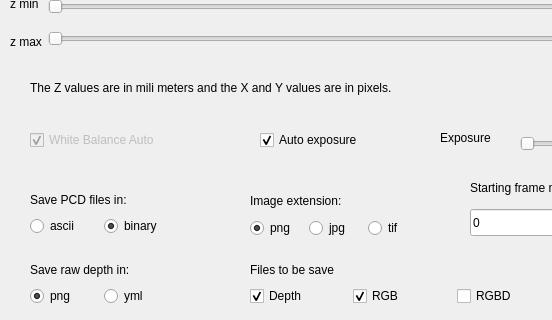
cvlabbonn/tools_openni2, file ui/sliders.ui: the form before one commit; both pictures show x 0 to 552 and y 171 to 491 of the 1047 by 491 pixel window.
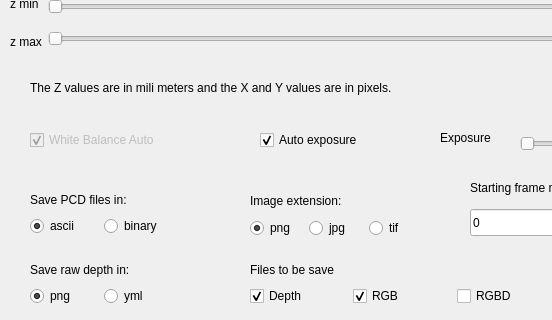
The form after the commit.

Commit message: remove command line options and stay only with the qt gui

Patch:
```diff
--- a/ui/sliders.ui
+++ b/ui/sliders.ui
@@ -469,7 +469,7 @@
     <string>3</string>
    </property>
   </widget>
-  <widget class="QWidget" name="">
+  <widget class="QWidget" name="layoutWidget">
    <property name="geometry">
     <rect>
      <x>250</x>
@@ -538,7 +538,7 @@
     </item>
    </layout>
   </widget>
-  <widget class="QWidget" name="">
+  <widget class="QWidget" name="layoutWidget">
    <property name="geometry">
     <rect>
      <x>30</x>
@@ -574,7 +574,7 @@
     </item>
    </layout>
   </widget>
-  <widget class="QWidget" name="">
+  <widget class="QWidget" name="layoutWidget">
    <property name="geometry">
     <rect>
      <x>30</x>
@@ -597,7 +597,7 @@
        <string>ascii</string>
       </property>
       <property name="checked">
-       <bool>false</bool>
+       <bool>true</bool>
       </property>
       <attribute name="buttonGroup">
        <string notr="true">buttonGroup</string>
@@ -610,7 +610,7 @@
        <string>binary</string>
       </property>
       <property name="checked">
-       <bool>true</bool>
+       <bool>false</bool>
       </property>
       <attribute name="buttonGroup">
        <string notr="true">buttonGroup</string>
@@ -619,16 +619,16 @@
     </item>
    </layout>
   </widget>
-  <widget class="QWidget" name="">
+  <widget class="QWidget" name="layoutWidget">
    <property name="geometry">
     <rect>
      <x>250</x>
      <y>360</y>
-     <width>171</width>
+     <width>172</width>
      <height>49</height>
     </rect>
    </property>
-   <layout class="QGridLayout" name="gridLayout_5">
+   <layout class="QGridLayout" name="ColorImage">
     <item row="1" column="0">
      <layout class="QGridLayout" name="gridLayout_4">
       <item row="0" column="2">
```
Left out of the diff: 4 changed lines with no effect on the pictures. The commit also changes 3 other files.
